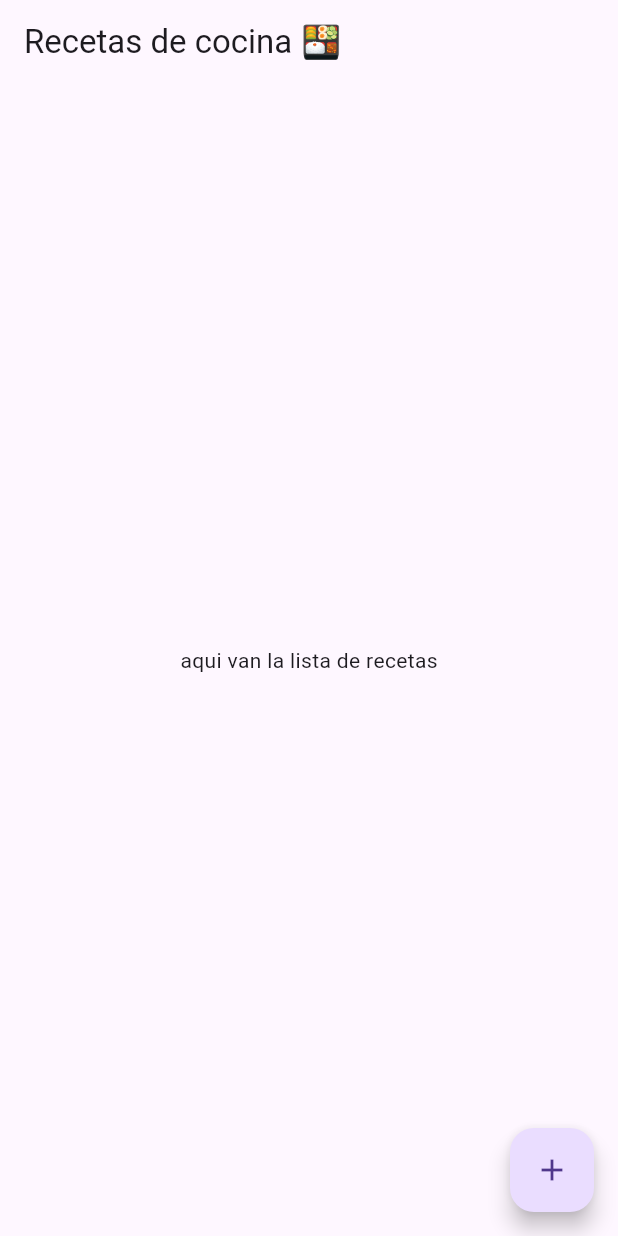
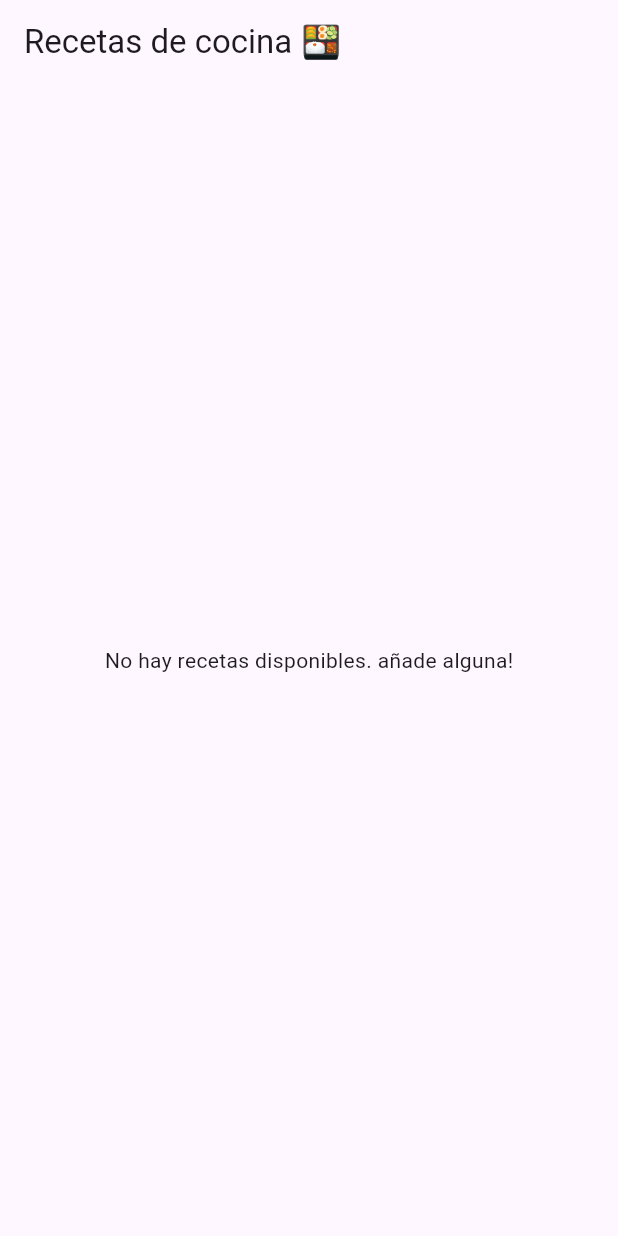
Before and after one commit to jobeso2002/recetas_cocinas_flutter, a Flutter app: the screen it shows after launch, on a phone screen of 412 x 824 dp. Run offline on Flutter 3.47's test engine with Material 3 defaults, Android fonts, the phone set to English and light mode, and no system bars.

Commit message:
funcionalidad mostrar recetas

```diff
--- a/lib/screens/recipes_list.dart
+++ b/lib/screens/recipes_list.dart
@@ -1,17 +1,29 @@
 import 'package:flutter/material.dart';
+import 'package:provider/provider.dart';
+import 'package:recetas_cocinas/providers/recipe_provider.dart';
+import 'package:recetas_cocinas/widgets/recipe_item.dart';
 
 class RecipesList extends StatelessWidget {
   const RecipesList({super.key});
 
   @override
   Widget build(BuildContext context) {
+    final recipeProvider = Provider.of<RecipeProvider>(context);
+    final recipes = recipeProvider.recipes;
     return Scaffold(
       appBar: AppBar(title: const Text('Recetas de cocina 🍱')),
-      body: const Center(child: Text('aqui van la lista de recetas')),
-      floatingActionButton: FloatingActionButton(
-        onPressed: () {},
-        child: const Icon(Icons.add),
-      ),
+      body: recipes.isEmpty
+          ? const Center(child: Text('No hay recetas disponibles. añade alguna!'))
+          : ListView.builder(
+              itemCount: recipes.length,
+              itemBuilder: (context, index) {
+                return RecipeItem(recipe: recipes[index]);
+              },
+            ),
+      // floatingActionButton: FloatingActionButton(
+      //   onPressed: () {},
+      //   child: const Icon(Icons.add),
+      // ),
     );
   }
 }
```
Also changed, not shown: lib/widgets/recipe_item.dart (added, +27 -0 lines).
